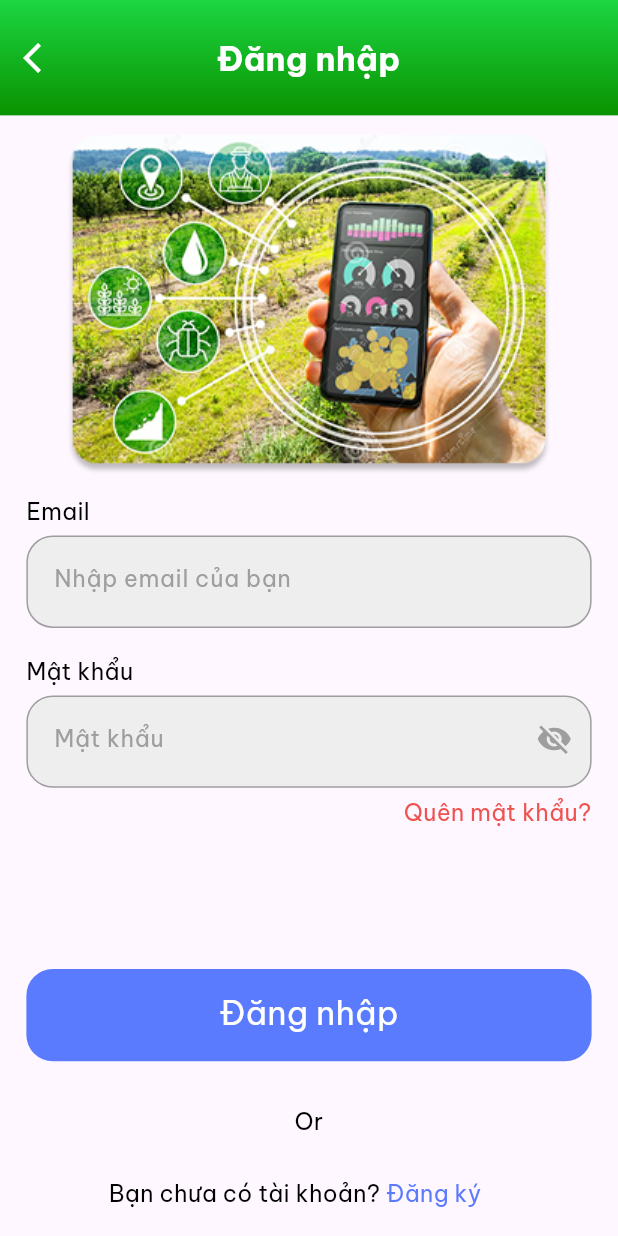
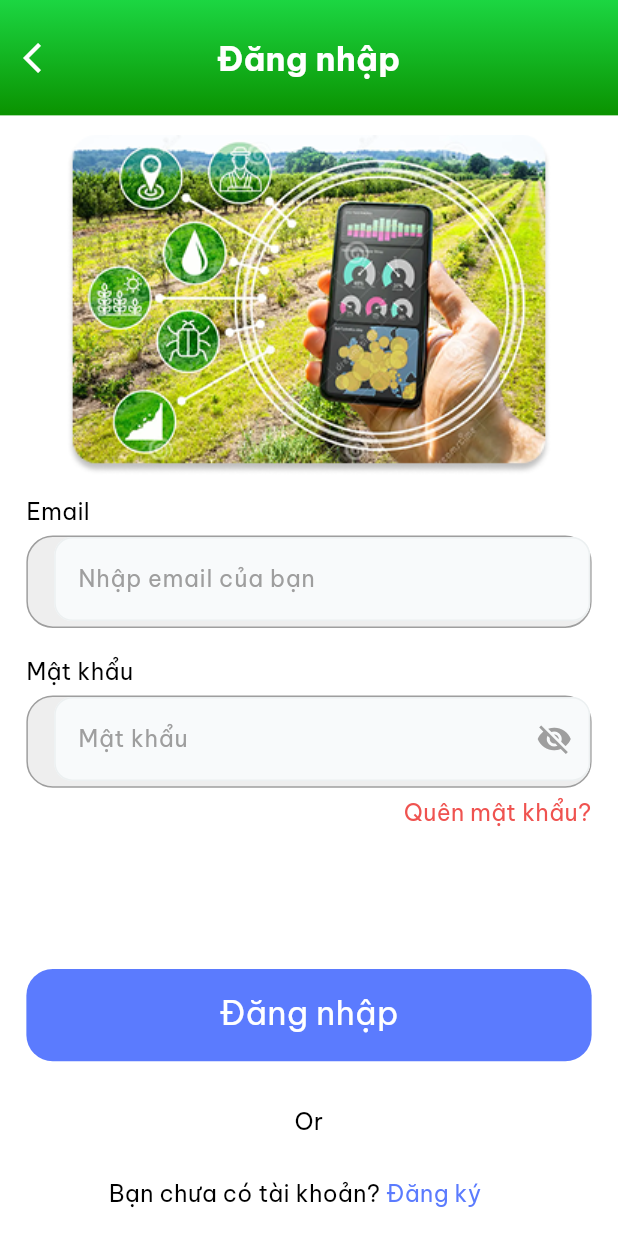
Before and after one commit to nguyenphu191/SmartFarm, a Flutter app: the screen it shows after launch, on a phone screen of 412 x 824 dp. Run offline on Flutter 3.47's test engine with Material 3 defaults, Android fonts, the light colour scheme and no system bars; our stand-ins replace go_router, image_picker, permission_handler.

Commit message:
uapdate 2

```diff
--- a/lib/main.dart
+++ b/lib/main.dart
@@ -1,7 +1,7 @@
 import 'package:flutter/material.dart';
 import 'package:permission_handler/permission_handler.dart';
-
 import 'package:smart_farm/view/login_screen.dart';
+import 'package:smart_farm/theme/app_theme.dart';
 
 void main() async {
   WidgetsFlutterBinding.ensureInitialized();
@@ -9,62 +9,17 @@ void main() async {
   runApp(const MyApp());
 }
 
-// final GoRouter _router = GoRouter(
-//   initialLocation: '/', // Trang mặc định
-//   routes: [
-//     GoRoute(
-//       path: '/',
-//       builder: (context, state) => Loginscreen(),
-//     ),
-//     GoRoute(
-//       path: '/register',
-//       builder: (context, state) => Signupscreen(),
-//     ),
-//     GoRoute(
-//       path: '/home',
-//       builder: (context, state) => HomeScreen(),
-//     ),
-//     GoRoute(
-//       path: '/setting',
-//       builder: (context, state) => SettingScreen(),
-//     ),
-//     GoRoute(
-//       path: '/history',
-//       builder: (context, state) => HistoryScreen(),
-//     ),
-//     GoRoute(
-//       path: '/warning',
-//       builder: (context, state) => WarningScreen(),
-//     ),
-//     GoRoute(
-//       path: '/detail/:id',
-//       builder: (context, state) {
-//         final id = state.uri.queryParameters['id'] ?? '';
-//         return DetailPlantScreen(
-//           plantid: id,
-//         );
-//       },
-//     ),
-//   ],
-// );
-
 class MyApp extends StatelessWidget {
   const MyApp({super.key});
 
-  // This widget is the root of your application.
   @override
   Widget build(BuildContext context) {
     return SafeArea(
       child: MaterialApp(
         debugShowCheckedModeBanner: false,
-        title: 'Smart Farm App ',
-        theme: ThemeData(
-          colorScheme: ColorScheme.fromSeed(seedColor: Colors.deepPurple),
-          useMaterial3: true,
-        ),
-        routes: {
-          '/': (context) => Loginscreen(),
-        },
+        title: 'Smart Farm App',
+        theme: AppTheme.lightTheme,
+        home: Loginscreen(),
       ),
     );
   }
--- /dev/null
+++ b/lib/theme/app_colors.dart
@@ -0,0 +1,53 @@
+import 'package:flutter/material.dart';
+
+class AppColors {
+  // Primary Colors - Modern Green Palette
+  static const Color primaryGreen = Color(0xFF2ECC71);
+  static const Color darkGreen = Color(0xFF27AE60);
+  static const Color lightGreen = Color(0xFF52D98A);
+
+  // Secondary Colors - Soft Blue Palette
+  static const Color primaryBlue = Color(0xFF3498DB);
+  static const Color darkBlue = Color(0xFF2980B9);
+  static const Color lightBlue = Color(0xFF5DADE2);
+
+  // Accent Colors
+  static const Color accentOrange = Color(0xFFF39C12);
+  static const Color accentRed = Color(0xFFE74C3C);
+  static const Color accentYellow = Color(0xFFF1C40F);
+
+  // Neutral Colors
+  static const Color backgroundWhite = Color(0xFFF8FAFB);
+  static const Color cardWhite = Color(0xFFFFFFFF);
+  static const Color textDark = Color(0xFF2C3E50);
+  static const Color textGrey = Color(0xFF7F8C8D);
+  static const Color borderGrey = Color(0xFFECF0F1);
+
+  // Gradient Combinations
+  static const LinearGradient primaryGradient = LinearGradient(
+    begin: Alignment.topLeft,
+    end: Alignment.bottomRight,
+    colors: [primaryGreen, darkGreen],
+    stops: [0.0, 1.0],
+  );
+
+  static const LinearGradient backgroundGradient = LinearGradient(
+    begin: Alignment.topCenter,
+    end: Alignment.bottomCenter,
+    colors: [lightBlue, primaryBlue],
+    stops: [0.3, 1.0],
+  );
+
+  static const LinearGradient cardGradient = LinearGradient(
+    begin: Alignment.topLeft,
+    end: Alignment.bottomRight,
+    colors: [Color(0xFFFFFFFF), Color(0xFFF8FAFB)],
+    stops: [0.0, 1.0],
+  );
+
+  // Status Colors
+  static const Color statusGood = Color(0xFF2ECC71);
+  static const Color statusWarning = Color(0xFFF39C12);
+  static const Color statusDanger = Color(0xFFE74C3C);
+  static const Color statusHarvested = Color(0xFF3498DB);
+}
--- /dev/null
+++ b/lib/theme/app_theme.dart
@@ -0,0 +1,59 @@
+import 'package:flutter/material.dart';
+import 'package:smart_farm/theme/app_colors.dart';
+
+class AppTheme {
+  static ThemeData get lightTheme {
+    return ThemeData(
+      useMaterial3: true,
+      colorScheme: ColorScheme.light(
+        primary: AppColors.primaryGreen,
+        secondary: AppColors.primaryBlue,
+        surface: AppColors.cardWhite,
+        background: AppColors.backgroundWhite,
+        error: AppColors.accentRed,
+      ),
+      fontFamily: 'BeVietnamPro',
+      elevatedButtonTheme: ElevatedButtonThemeData(
+        style: ElevatedButton.styleFrom(
+          backgroundColor: AppColors.primaryGreen,
+          foregroundColor: Colors.white,
+          elevation: 0,
+          padding: const EdgeInsets.symmetric(horizontal: 24, vertical: 12),
+          shape: RoundedRectangleBorder(
+            borderRadius: BorderRadius.circular(12),
+          ),
+        ),
+      ),
+      cardTheme: CardTheme(
+        elevation: 0,
+        shape: RoundedRectangleBorder(
+          borderRadius: BorderRadius.circular(16),
+          side: BorderSide(color: AppColors.borderGrey.withOpacity(0.2)),
+        ),
+        color: AppColors.cardWhite,
+      ),
+      appBarTheme: const AppBarTheme(
+        elevation: 0,
+        centerTitle: true,
+        backgroundColor: Colors.transparent,
+        foregroundColor: Colors.white,
+      ),
+      inputDecorationTheme: InputDecorationTheme(
+        filled: true,
+        fillColor: AppColors.backgroundWhite,
+        border: OutlineInputBorder(
+          borderRadius: BorderRadius.circular(12),
+          borderSide: BorderSide(color: AppColors.borderGrey),
+        ),
+        enabledBorder: OutlineInputBorder(
+          borderRadius: BorderRadius.circular(12),
+          borderSide: BorderSide(color: AppColors.borderGrey),
+        ),
+        focusedBorder: OutlineInputBorder(
+          borderRadius: BorderRadius.circular(12),
+          borderSide: BorderSide(color: AppColors.primaryGreen, width: 2),
+        ),
+      ),
+    );
+  }
+}
```
Also changed, not shown: lib/res/theme/app_colors.dart (deleted, +0 -131 lines).
